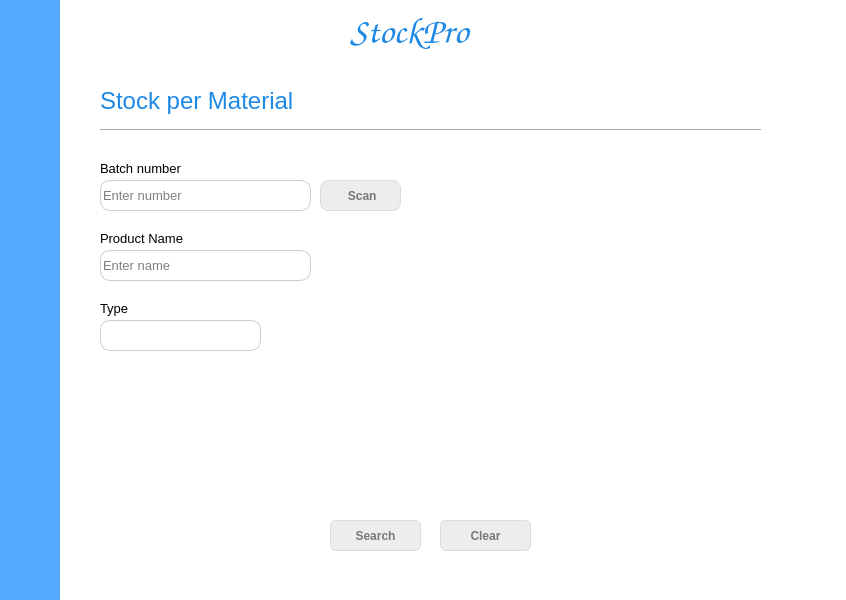
Qt form main_screen.ui (jayssonbf/inventory) before a commit.
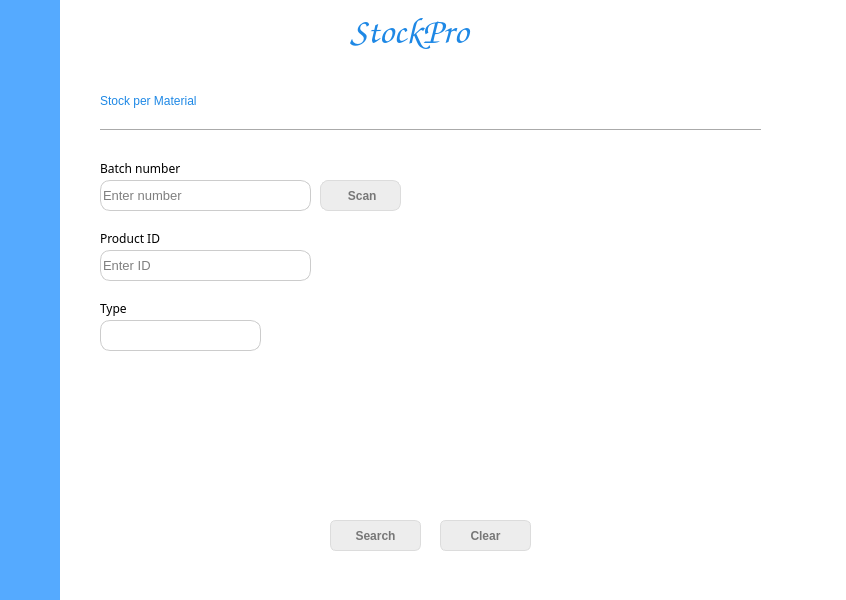
The same form after that commit. Icons and pictures are not drawn.

Diff of the .ui file:
```diff
--- a/main_screen.ui
+++ b/main_screen.ui
@@ -76,8 +76,7 @@
    </property>
    <property name="font">
     <font>
-     <family>Arial</family>
-     <pointsize>18</pointsize>
+     <family>Arial,Helvetica,sans-serif</family>
     </font>
    </property>
    <property name="styleSheet">
@@ -117,8 +116,7 @@
    </property>
    <property name="font">
     <font>
-     <family>Arial</family>
-     <pointsize>10</pointsize>
+     <family>Arial,Lucida Console,monospace</family>
     </font>
    </property>
    <property name="styleSheet">
@@ -231,15 +229,14 @@
    </property>
    <property name="font">
     <font>
-     <family>Arial</family>
-     <pointsize>10</pointsize>
+     <family>Arial,Lucida Console,monospace</family>
     </font>
    </property>
    <property name="styleSheet">
     <string notr="true">font-family: &quot;Arial&quot;, &quot;Lucida Console&quot;, monospace;</string>
    </property>
    <property name="text">
-    <string>Product Name</string>
+    <string>Product ID</string>
    </property>
   </widget>
   <widget class="QLineEdit" name="lineEdit_3">
@@ -279,7 +276,7 @@
     <bool>true</bool>
    </property>
    <property name="placeholderText">
-    <string>Enter name</string>
+    <string>Enter ID</string>
    </property>
   </widget>
   <widget class="QLabel" name="label_5">
@@ -293,8 +290,7 @@
    </property>
    <property name="font">
     <font>
-     <family>Arial</family>
-     <pointsize>10</pointsize>
+     <family>Arial,Lucida Console,monospace</family>
     </font>
    </property>
    <property name="styleSheet">
```
Left out of the diff: 18 changed lines with no effect on the pictures.
